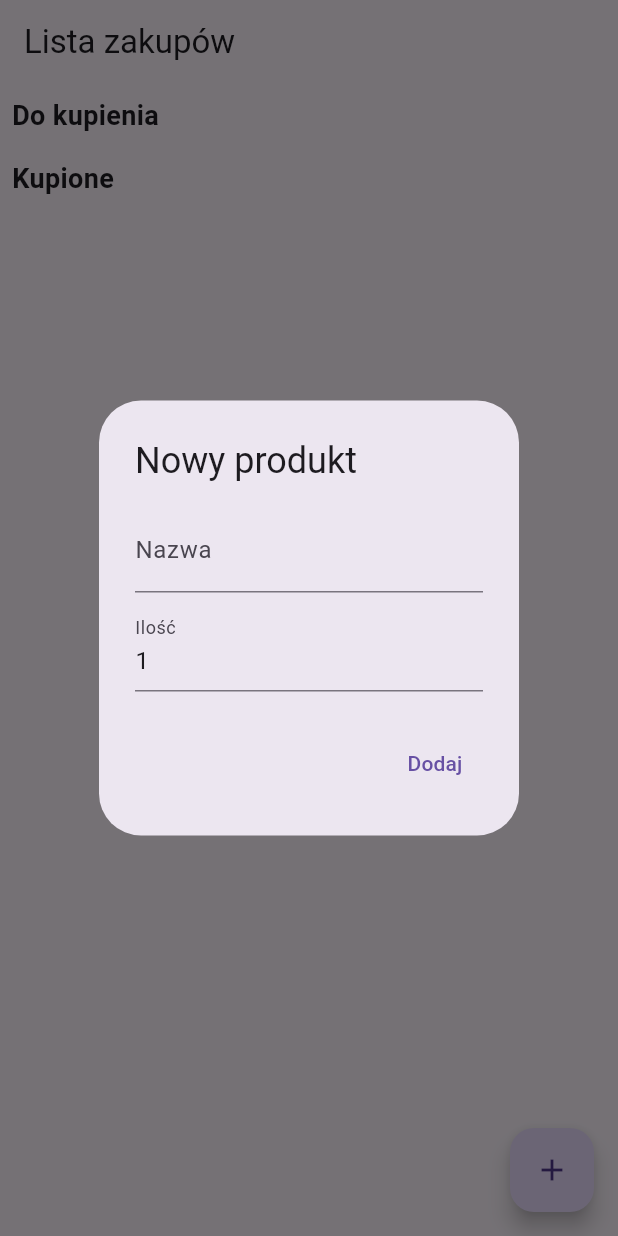
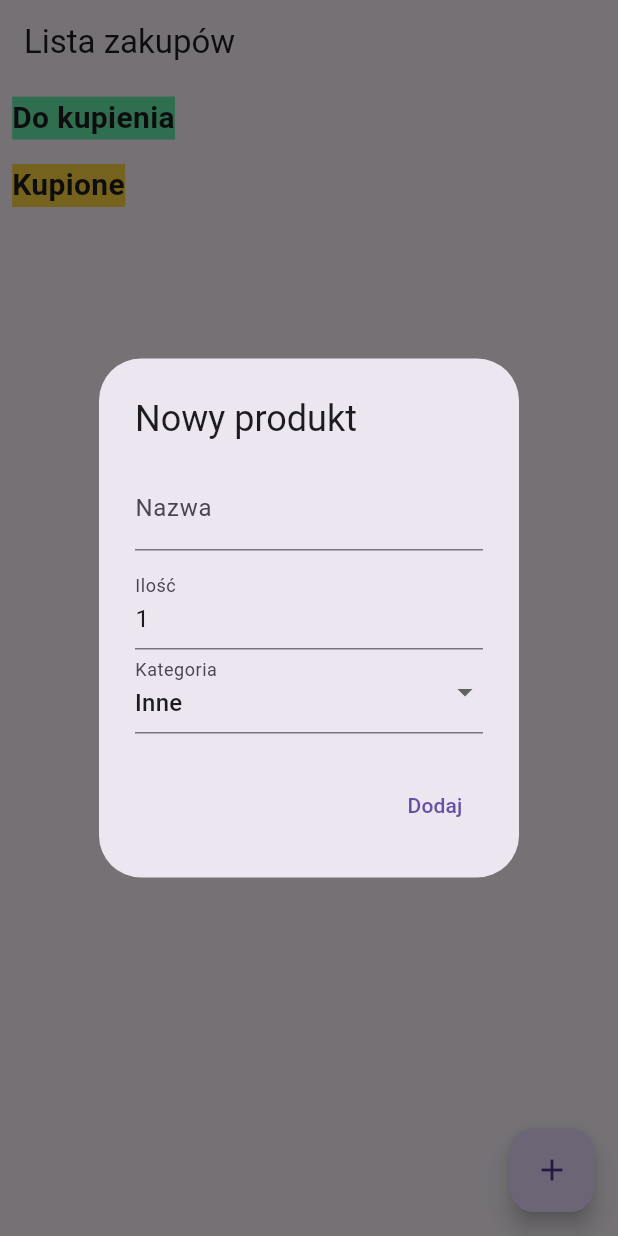
Before and after one commit to DawidKuzminski/PocketCart-App, a Flutter app: the screen it shows after launch, after a tap on the "add" icon, on a phone screen of 412 x 824 dp. Run offline on Flutter 3.47's test engine with Material 3 defaults, Android fonts, the phone set to English and light mode, and no system bars; our stand-ins replace equatable, flutter_bloc, shared_preferences.

Commit message:
Some base functionality of categories added.

```diff
--- a/lib/bloc/shopping_bloc.dart
+++ b/lib/bloc/shopping_bloc.dart
@@ -25,7 +25,8 @@ class ShoppingBloc extends Bloc<ShoppingEvent, ShoppingState> {
           return ShoppingItem(
             id: item.id,
             name: item.name,
-            isBought: !item.isBought);
+            isBought: !item.isBought,
+            category: item.category);
         }
 
         return item;
@@ -45,7 +46,7 @@ class ShoppingBloc extends Bloc<ShoppingEvent, ShoppingState> {
     on<EditItem>((event, emit) async {
       final updated = state.items.map((item) {
         if(item.id == event.id) {
-          return ShoppingItem(id: item.id, name: event.newName, quantity: event.newQuantity);
+          return ShoppingItem(id: item.id, name: event.newName, quantity: event.newQuantity, category: event.newCategory);
         }
 
         return item;
--- a/lib/bloc/shopping_event.dart
+++ b/lib/bloc/shopping_event.dart
@@ -23,5 +23,6 @@ class EditItem extends ShoppingEvent {
   final String id;
   final String newName;
   final int newQuantity;
-  EditItem(this.id, this.newName, this.newQuantity);
+  final String newCategory;
+  EditItem(this.id, this.newName, this.newQuantity, this.newCategory);
 }
--- a/lib/models/shopping_item.dart
+++ b/lib/models/shopping_item.dart
@@ -3,10 +3,12 @@ class ShoppingItem{
   final String name;
   final bool isBought;
   final int quantity;
+  final String category;
 
   ShoppingItem({
     required this.id,
     required this.name,
+    required this.category,
     this.quantity = 1,
     this.isBought = false
   });
@@ -14,6 +16,7 @@ class ShoppingItem{
   Map<String, dynamic> toMap() => {
     'id': id,
     'name': name,
+    'category': category,
     'quantity': quantity,
     'isBought': isBought
   };
@@ -21,6 +24,7 @@ class ShoppingItem{
   factory ShoppingItem.fromMap(Map<String, dynamic> map) => ShoppingItem(
     id: map['id'],
     name: map['name'],
+    category: map['category'] ?? 'Inne',
     quantity: map['quantity'] ?? 1,
     isBought: map['isBought']
   );
--- a/lib/screens/home_screen.dart
+++ b/lib/screens/home_screen.dart
@@ -19,27 +19,71 @@ class HomeScreen extends StatelessWidget {
       appBar: AppBar(title: const Text("Lista zakupów")),
       body: BlocBuilder<ShoppingBloc, ShoppingState>(
         builder: (context, state) {
-          final notBought = state.items.where((item) => !item.isBought).toList();
-          final bought = state.items.where((item) => item.isBought).toList();
+          final notBoughtByCategory = <String, List<ShoppingItem>>{};
+          final boughtByCategory = <String, List<ShoppingItem>>{};
+
+          for (final item in state.items) {
+            if(item.isBought)
+              boughtByCategory.putIfAbsent(item.category, () => []).add(item);
+            else
+              notBoughtByCategory.putIfAbsent(item.category, () => []).add(item);
+          }
 
           final widgets = <Widget>[];
           widgets.add(const Padding(
             padding: EdgeInsets.all(8.0),
             child: Text(
               "Do kupienia",
-              style: TextStyle(fontSize: 18, fontWeight: FontWeight.bold),
+              style: TextStyle(fontSize: 20, fontWeight: FontWeight.bold, backgroundColor: Colors.greenAccent),
             ),
           ));
-          widgets.addAll(notBought.map((item) => ShoppingItemTile(item: item)));
+
+          for (final category in notBoughtByCategory.keys) {
+            final items = notBoughtByCategory[category]!;
+            widgets.add(Padding(
+              padding: const EdgeInsets.all(8),
+              child: Text(category, style: const TextStyle(fontSize: 18, fontWeight: FontWeight.bold),
+              ),
+            ));
+             widgets.addAll(items.map((i) => ShoppingItemTile(item: i)));
+          }
 
           widgets.add(const Padding(
-          padding: EdgeInsets.all(8.0),
-          child: Text(
-            "Kupione",
-            style: TextStyle(fontSize: 18, fontWeight: FontWeight.bold),
-          ),
-        ));
-        widgets.addAll(bought.map((item) => ShoppingItemTile(item: item)));
+            padding: EdgeInsets.all(8.0),
+            child: Text(
+              "Kupione",
+              style: TextStyle(fontSize: 20, fontWeight: FontWeight.bold, backgroundColor: Colors.amberAccent),
+            ),
+          ));
+
+            for (final category in boughtByCategory.keys) {
+            final items = boughtByCategory[category]!;
+            widgets.add(Padding(
+              padding: const EdgeInsets.all(8),
+              child: Text(category, style: const TextStyle(fontSize: 18, fontWeight: FontWeight.bold),
+              ),
+            ));
+             widgets.addAll(items.map((i) => ShoppingItemTile(item: i)));
+          }
+
+          // for (final category in itemsByCategory.keys) {
+          //   final items = itemsByCategory[category]!;
+          //   final notBought = items.where((i) => !i.isBought).toList();
+          //   final bought = items.where((i) => i.isBought).toList();
+
+          //   widgets.add(Padding(
+          //     padding: const EdgeInsets.all(8),
+          //     child: Text(category, style: const TextStyle(fontSize: 20, fontWeight: FontWeight.bold),
+          //     ),
+          //   ));
+
+          //   if (notBought.isNotEmpty) {
+          //     widgets.addAll(notBought.map((i) => ShoppingItemTile(item: i)));
+          //   }
+          //   if (bought.isNotEmpty) {
+          //     widgets.addAll(bought.map((i) => ShoppingItemTile(item: i)));
+          //   }
+          // }
 
           return ListView(children: widgets);
         },
@@ -54,6 +98,8 @@ class HomeScreen extends StatelessWidget {
   void _showAddItemDialog(BuildContext context) {
     final nameController = TextEditingController();
     final quantityController = TextEditingController(text: '1');
+    final categoryController = ValueNotifier<String>('Inne');
+    final List<String> categories = ['Nabiał', 'Warzywa', 'Mięso', 'Pieczywo', 'Inne'];
 
     showDialog(
       context: context,
@@ -72,6 +118,18 @@ class HomeScreen extends StatelessWidget {
               keyboardType: TextInputType.number,
               decoration: const InputDecoration(labelText: "Ilość", hintText: "Ilość: np. 3"),
             ),
+            DropdownButtonFormField(
+              value: categoryController.value,
+              items: categories
+                .map((category) => DropdownMenuItem(value: category, child: Text(category)))
+                .toList(),
+              onChanged: (value) {
+                if(value != null)
+                  categoryController.value = value;
+              },
+
+              decoration: const InputDecoration(labelText: "Kategoria"),
+            ),
           ],
         ),
         actions: [
@@ -79,8 +137,10 @@ class HomeScreen extends StatelessWidget {
             onPressed: () {
               final name = nameController.text.trim();
               final quantity = int.tryParse(quantityController.text.trim()) ?? 1;
+              final category = categoryController.value;
+
               if(name.isNotEmpty) {
-                final item = ShoppingItem(id: uuid.v4(), name: name, quantity: quantity);
+                final item = ShoppingItem(id: uuid.v4(), name: name, quantity: quantity, category: category);
                 context.read<ShoppingBloc>().add(AddItem(item));
               }
               _controller.clear();
```
Also changed, not shown: lib/widgets/shopping_item_tile.dart (+17 -0 lines).
